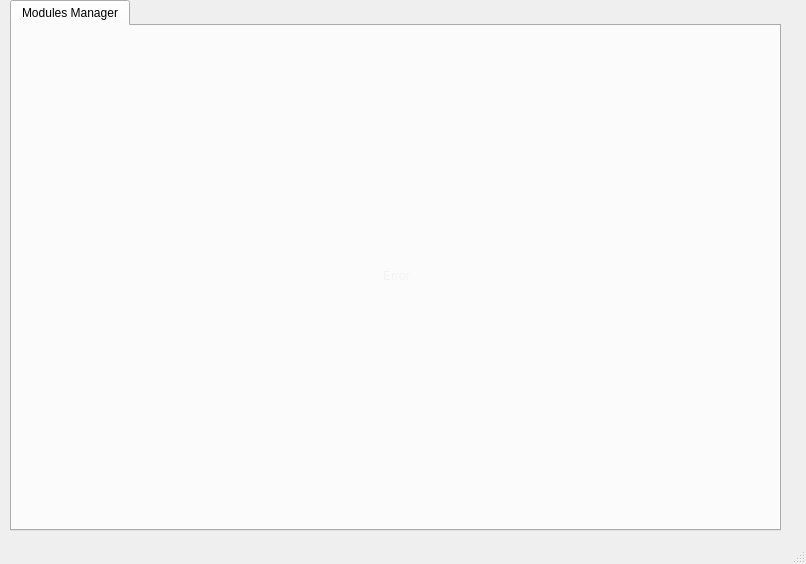
Sefrwahed/Alfred, file alfred/ui/window.ui: the form before one commit.
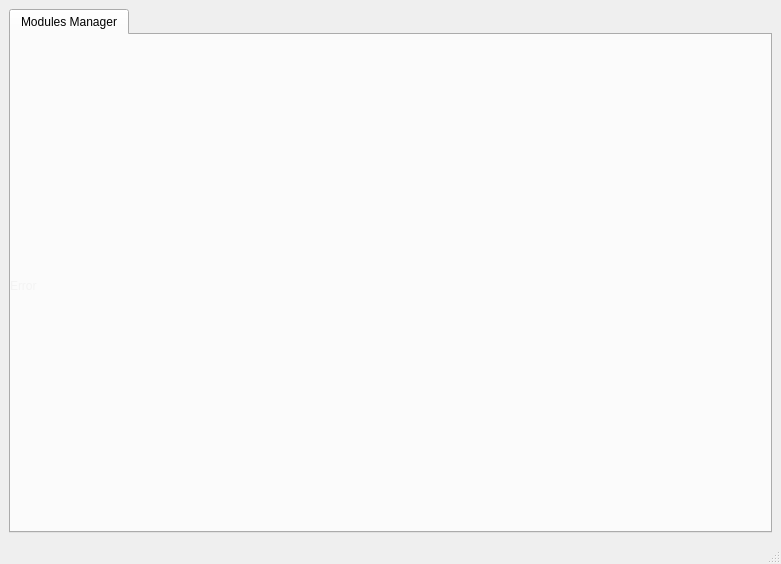
The form after the commit.

Commit message: #27 - The Tab is Resized With The MainWindow Now

The edit to the form file:
```diff
--- a/alfred/ui/window.ui
+++ b/alfred/ui/window.ui
@@ -6,7 +6,7 @@
    <rect>
     <x>0</x>
     <y>0</y>
-    <width>806</width>
+    <width>781</width>
     <height>564</height>
    </rect>
   </property>
@@ -20,15 +20,8 @@
    <property name="styleSheet">
     <string notr="true">QFrame{ background-color: rgba(33,34,34,.96); }</string>
    </property>
-   <widget class="QWidget" name="verticalLayoutWidget">
-    <property name="geometry">
-     <rect>
-      <x>10</x>
-      <y>0</y>
-      <width>771</width>
-      <height>531</height>
-     </rect>
-    </property>
+   <layout class="QGridLayout" name="gridLayout">
+    <item row="0" column="0">
     <layout class="QVBoxLayout" name="verticalLayout">
      <item>
       <widget class="QTabWidget" name="tabWidget">
@@ -70,7 +63,7 @@
           </rect>
          </property>
          <layout class="QVBoxLayout" name="verticalLayout_inner">
-          <item alignment="Qt::AlignHCenter|Qt::AlignVCenter">
+           <item>
            <widget class="QLabel" name="labelError">
             <property name="enabled">
              <bool>true</bool>
@@ -101,7 +94,8 @@
       </widget>
      </item>
     </layout>
-   </widget>
+    </item>
+   </layout>
   </widget>
   <widget class="QStatusBar" name="statusbar"/>
  </widget>
```
Left out of the diff: 5 changed lines with no effect on the pictures. Lines whose indentation alone changed are shown as unchanged. The commit also changes 1 other file.
